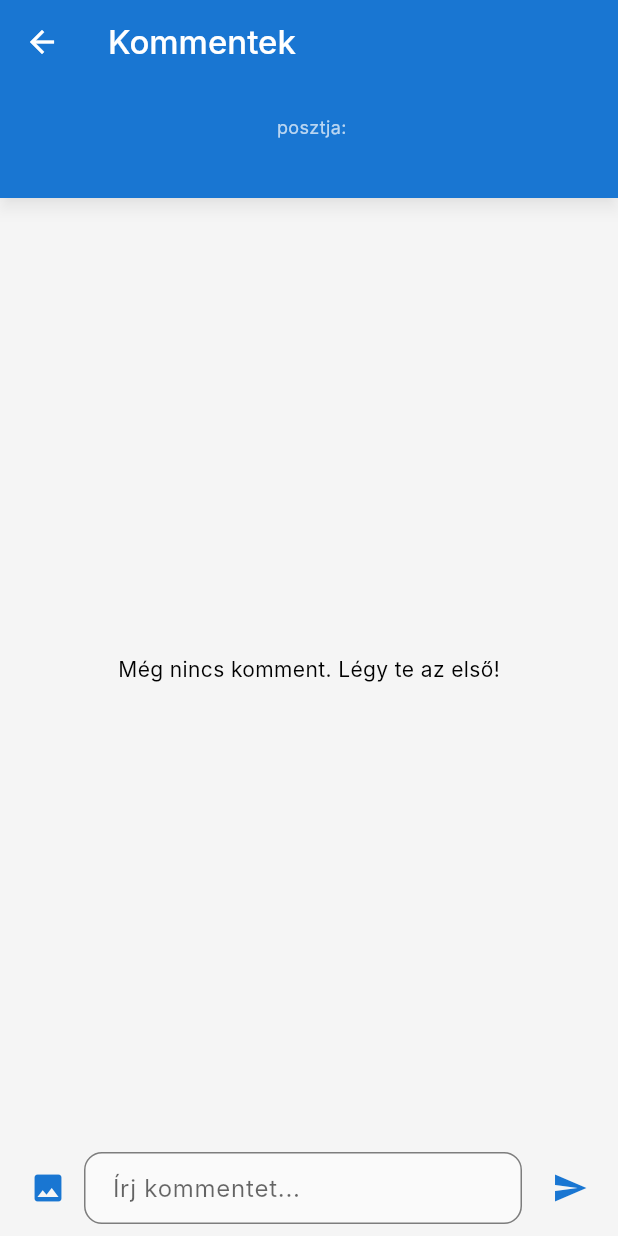
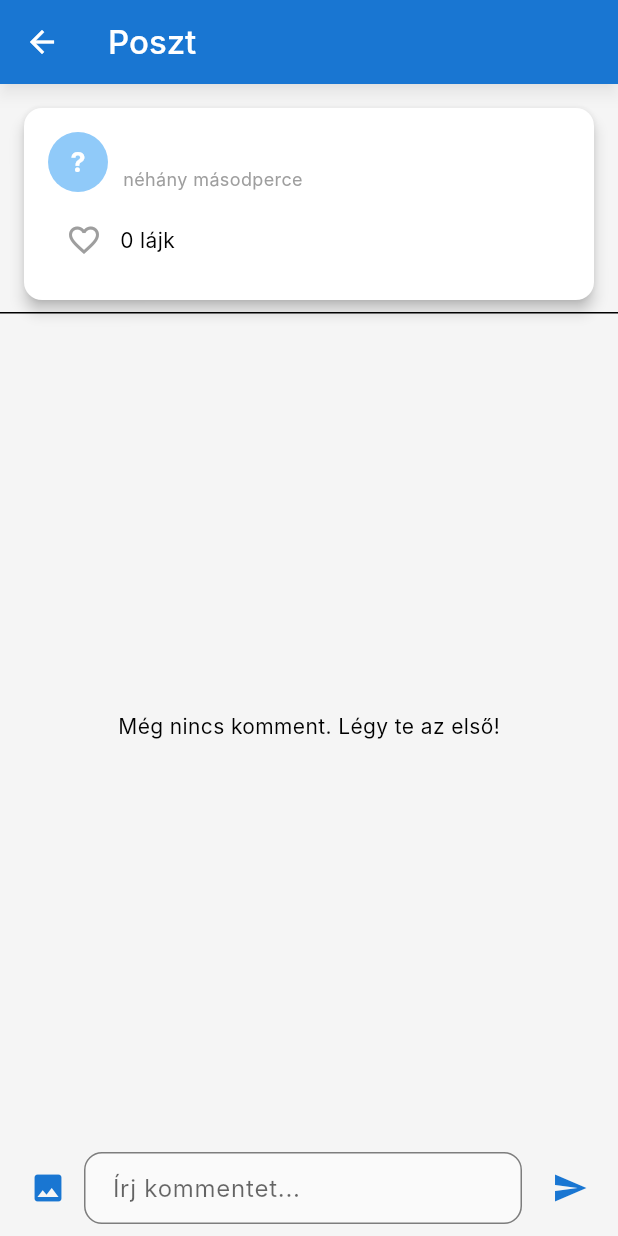
Before and after one commit to gspattila-g/The_Server_App, a Flutter app: the CommentsPage screen opened directly with empty values, on a phone screen of 412 x 824 dp. Run offline on Flutter 3.47's test engine with Material 3 defaults, Android fonts, the phone set to English and light mode, and no system bars; our stand-ins replace cloud_firestore, firebase_auth, firebase_core, firebase_messaging, firebase_storage, image_picker and 1 more; accounts and stored records are empty; Roboto replaces fonts that are missing (Inter).

Commit message:
feat: add notification bell with unread badge and full post view on tap
- NotificationBell widget (StatefulWidget) visible on every AppBar screen
- Real-time unread count badge via Firestore stream, subscription cancelled on dispose
- Tapping a notification marks it as read and navigates to the relevant post/chat
- CommentsPage redesigned: shows full post card (avatar, like button, image) above comments
- Firestore indexes added for notifications (receiverId+timestamp, receiverId+isRead)

Co-Authored-By: Claude Sonnet 4.6 <noreply@anthropic.com>

```diff
--- a/lib/views/chat/chat_list_page.dart
+++ b/lib/views/chat/chat_list_page.dart
@@ -6,6 +6,7 @@ import '../../services/chat_service.dart';
 import '../../services/profile_service.dart';
 import '../../models/user_profile.dart';
 import '../../widgets/profile_avatar.dart';
+import '../../widgets/notification_bell.dart';
 import 'chat_page.dart';
 
 class ChatListPage extends StatefulWidget {
@@ -52,7 +53,7 @@ class _ChatListPageState extends State<ChatListPage> {
     }
 
     return Scaffold(
-      appBar: AppBar(title: const Text('Üzenetek')),
+      appBar: AppBar(title: const Text('Üzenetek'), actions: const [NotificationBell()]),
       body: !_backfillDone
           ? const Center(child: CircularProgressIndicator())
           : Column(
--- a/lib/views/comments/comments_page.dart
+++ b/lib/views/comments/comments_page.dart
@@ -7,12 +7,11 @@ import 'package:firebase_storage/firebase_storage.dart';
 import 'package:image_picker/image_picker.dart';
 
 import '../../models/notification.dart';
+import '../../models/user_profile.dart';
 import '../../services/notification_service.dart';
 import '../../services/profile_service.dart';
+import '../../widgets/profile_avatar.dart';
 
-/// Egy oldal, amely egy adott poszthoz tartozó kommenteket jeleníti meg és kezeli.
-///
-/// Lehetővé teszi a felhasználóknak, hogy kommenteket olvassanak és újakat adjanak hozzá.
 class CommentsPage extends StatefulWidget {
   final String postId;
   final String postMessage;
@@ -49,6 +48,35 @@ class _CommentsPageState extends State<CommentsPage> {
     super.dispose();
   }
 
+  Future<void> _toggleLike(String postId, List<dynamic> currentLikes, String postOwnerId) async {
+    if (_currentUserId == null) return;
+    try {
+      final postRef = _firestore.collection('posts').doc(postId);
+      final alreadyLiked = currentLikes.contains(_currentUserId);
+      if (alreadyLiked) {
+        await postRef.update({'likes': FieldValue.arrayRemove([_currentUserId])});
+      } else {
+        await postRef.update({'likes': FieldValue.arrayUnion([_currentUserId])});
+        if (postOwnerId != _currentUserId) {
+          final senderProfile = await _profileService.getProfile(_currentUserId!);
+          final senderName = senderProfile?.displayName ?? 'Valaki';
+          await _notificationService.addNotification(AppNotification(
+            senderId: _currentUserId!,
+            receiverId: postOwnerId,
+            type: 'like',
+            message: '$senderName lájkolta a posztodat.',
+            eventId: postId,
+            timestamp: Timestamp.now(),
+          ));
+        }
+      }
+    } catch (e) {
+      if (mounted) {
+        ScaffoldMessenger.of(context).showSnackBar(SnackBar(content: Text('Hiba: $e')));
+      }
+    }
+  }
+
   Future<void> _pickImage() async {
     try {
       final XFile? picked = await _picker.pickImage(
@@ -72,10 +100,7 @@ class _CommentsPageState extends State<CommentsPage> {
     final uid = FirebaseAuth.instance.currentUser?.uid;
     if (uid == null) return null;
     final fileName = '${DateTime.now().millisecondsSinceEpoch}_$uid.jpg';
-    final ref = FirebaseStorage.instance
-        .ref()
-        .child('comment_images')
-        .child(fileName);
+    final ref = FirebaseStorage.instance.ref().child('comment_images').child(fileName);
     await ref.putFile(image, SettableMetadata(contentType: 'image/jpeg'));
     return await ref.getDownloadURL();
   }
@@ -121,7 +146,6 @@ class _CommentsPageState extends State<CommentsPage> {
       _commentController.clear();
       setState(() => _selectedImage = null);
 
-      // Értesítés küldése ha nem saját posztjára kommentel
       if (widget.postSenderId != _currentUserId) {
         await _notificationService.addNotification(AppNotification(
           senderId: _currentUserId!,
@@ -143,6 +167,102 @@ class _CommentsPageState extends State<CommentsPage> {
     }
   }
 
+  String _formatTimestamp(Timestamp? timestamp) {
+    if (timestamp == null) return '';
+    final date = timestamp.toDate();
+    final now = DateTime.now();
+    final difference = now.difference(date);
+    if (difference.inSeconds < 60) return 'néhány másodperce';
+    if (difference.inMinutes < 60) return '${difference.inMinutes} perce';
+    if (difference.inHours < 24) return '${difference.inHours} órája';
+    return '${date.year}.${date.month}.${date.day} ${date.hour}:${date.minute.toString().padLeft(2, '0')}';
+  }
+
+  Widget _buildPostCard(Map<String, dynamic> data) {
+    final likes = data['likes'] as List<dynamic>? ?? [];
+    final isLiked = likes.contains(_currentUserId);
+    final imageUrl = data['imageUrl'] as String?;
+    final message = data['message'] as String? ?? widget.postMessage;
+    final senderId = data['senderId'] as String? ?? widget.postSenderId;
+    final senderDisplayName = data['senderDisplayName'] as String? ?? widget.postSenderDisplayName;
+    final timestamp = data['timestamp'] as Timestamp?;
+
+    return Card(
+      margin: const EdgeInsets.fromLTRB(16, 16, 16, 8),
+      elevation: 4,
+      child: Padding(
+        padding: const EdgeInsets.all(16),
+        child: Column(
+          crossAxisAlignment: CrossAxisAlignment.start,
+          children: [
+            FutureBuilder<UserProfile?>(
+              future: _profileService.getProfile(senderId),
+              builder: (context, profileSnap) {
+                final displayName = profileSnap.data?.displayName ?? senderDisplayName;
+                final profileImageUrl = profileSnap.data?.profileImageUrl;
+                return Row(
+                  children: [
+                    ProfileAvatar(
+                      imageUrl: profileImageUrl,
+                      fallbackLetter: displayName,
+                      radius: 20,
+                    ),
+                    const SizedBox(width: 10),
+                    Expanded(
+                      child: Column(
+                        crossAxisAlignment: CrossAxisAlignment.start,
+                        children: [
+                          Text(displayName, style: const TextStyle(fontWeight: FontWeight.bold, fontSize: 16)),
+                          if (timestamp != null)
+                            Text(_formatTimestamp(timestamp), style: const TextStyle(color: Colors.grey, fontSize: 12)),
+                        ],
+                      ),
+                    ),
+                  ],
+                );
+              },
+            ),
+            if (message.isNotEmpty) ...[
+              const SizedBox(height: 12),
+              Text(message, style: const TextStyle(fontSize: 16)),
+            ],
+            if (imageUrl != null && imageUrl.isNotEmpty) ...[
+              const SizedBox(height: 10),
+              ClipRRect(
+                borderRadius: BorderRadius.circular(8),
+                child: Image.network(
+                  imageUrl,
+                  width: double.infinity,
+                  fit: BoxFit.cover,
+                  loadingBuilder: (_, child, progress) => progress == null
+                      ? child
+                      : const SizedBox(height: 180, child: Center(child: CircularProgressIndicator())),
+                  errorBuilder: (_, __, ___) => const SizedBox(
+                    height: 60,
+                    child: Center(child: Icon(Icons.broken_image, color: Colors.grey)),
+                  ),
+                ),
+              ),
+            ],
+            const SizedBox(height: 8),
+            Row(
+              children: [
+                IconButton(
+                  icon: Icon(
+                    isLiked ? Icons.favorite : Icons.favorite_border,
+                    color: isLiked ? Colors.red : Colors.grey,
+                  ),
+                  onPressed: () => _toggleLike(widget.postId, likes, senderId),
+                ),
+                Text('${likes.length} lájk', style: const TextStyle(fontSize: 14)),
+              ],
+            ),
+          ],
+        ),
+      ),
+    );
+  }
+
   Widget _buildCommentItem(Map<String, dynamic> commentData) {
     final String senderDisplayName = commentData['senderDisplayName'] ?? 'Ismeretlen';
     final String commentText = commentData['commentText'] ?? '';
@@ -150,7 +270,7 @@ class _CommentsPageState extends State<CommentsPage> {
     final Timestamp? timestamp = commentData['timestamp'] as Timestamp?;
 
     return Card(
-      margin: const EdgeInsets.symmetric(vertical: 6, horizontal: 10),
+      margin: const EdgeInsets.symmetric(vertical: 6, horizontal: 16),
       elevation: 1,
       child: Padding(
         padding: const EdgeInsets.all(10.0),
@@ -159,15 +279,9 @@ class _CommentsPageState extends State<CommentsPage> {
           children: [
             Row(
               children: [
-                Text(
-                  senderDisplayName,
-                  style: const TextStyle(fontWeight: FontWeight.bold, fontSize: 14),
-                ),
+                Text(senderDisplayName, style: const TextStyle(fontWeight: FontWeight.bold, fontSize: 14)),
                 const SizedBox(width: 8),
-                Text(
-                  _formatTimestamp(timestamp),
-                  style: const TextStyle(color: Colors.grey, fontSize: 10),
-                ),
+                Text(_formatTimestamp(timestamp), style: const TextStyle(color: Colors.grey, fontSize: 10)),
               ],
             ),
             if (commentText.isNotEmpty) ...[
@@ -184,10 +298,7 @@ class _CommentsPageState extends State<CommentsPage> {
                   fit: BoxFit.cover,
                   loadingBuilder: (_, child, progress) => progress == null
                       ? child
-                      : const SizedBox(
-                          height: 120,
-                          child: Center(child: CircularProgressIndicator()),
-                        ),
+                      : const SizedBox(height: 120, child: Center(child: CircularProgressIndicator())),
                   errorBuilder: (_, __, ___) => const SizedBox(
                     height: 60,
                     child: Center(child: Icon(Icons.broken_image, color: Colors.grey)),
@@ -201,90 +312,55 @@ class _CommentsPageState extends State<CommentsPage> {
     );
   }
 
-  /// Időbélyeg formázása olvasható stringgé.
-  String _formatTimestamp(Timestamp? timestamp) {
-    if (timestamp == null) return 'ismeretlen időpont';
-    final date = timestamp.toDate();
-    final now = DateTime.now();
-    final difference = now.difference(date);
-
-    if (difference.inSeconds < 60) return 'néhány másodperce';
-    if (difference.inMinutes < 60) return '${difference.inMinutes} perce';
-    if (difference.inHours < 24) return '${difference.inHours} órája';
-    return '${date.year}.${date.month}.${date.day} ${date.hour}:${date.minute.toString().padLeft(2, '0')}';
-  }
-
   @override
   Widget build(BuildContext context) {
     if (_currentUserId == null) {
-      // Itt a Scaffold nem lehet 'const', mert a benne lévő AppBar sem 'const'.
-      // Ezért eltávolítottuk a 'const' kulcsszót a 'Scaffold' elől.
-      return Scaffold( // <<< EZT MÓDOSÍTOTTAM! ELTÁVOLÍTOTTAM A 'const' KULCSSZÓT A SCAFFOLD ELŐL!
-        appBar: AppBar(title: const Text('Kommentek')), // Az AppBar címe lehet 'const Text'
+      return Scaffold(
+        appBar: AppBar(title: const Text('Poszt')),
         body: const Center(child: Text('Hiba: Nincs bejelentkezett felhasználó.')),
       );
     }
 
     return Scaffold(
-      appBar: AppBar(
-        title: const Text('Kommentek'),
-        bottom: PreferredSize( // A poszt üzenetének megjelenítése az AppBar alatt
-          preferredSize: const Size.fromHeight(kToolbarHeight + 20), // Növelt magasság
-          child: Padding(
-            padding: const EdgeInsets.symmetric(horizontal: 16.0, vertical: 8.0),
-            child: Column(
-              crossAxisAlignment: CrossAxisAlignment.start,
-              children: [
-                Text(
-                  '${widget.postSenderDisplayName} posztja:',
-                  style: const TextStyle(fontSize: 12, color: Colors.white70),
-                ),
-                Text(
-                  widget.postMessage,
-                  maxLines: 2,
-                  overflow: TextOverflow.ellipsis,
-                  style: const TextStyle(
-                    fontSize: 16,
-                    fontWeight: FontWeight.bold,
-                    color: Colors.white,
-                  ),
-                ),
-                const SizedBox(height: 8),
-              ],
-            ),
-          ),
-        ),
-      ),
+      appBar: AppBar(title: const Text('Poszt')),
       body: Column(
         children: [
+          // Post card (real-time: like frissül azonnal)
+          StreamBuilder<DocumentSnapshot>(
+            stream: _firestore.collection('posts').doc(widget.postId).snapshots(),
+            builder: (context, postSnap) {
+              if (!postSnap.hasData || !postSnap.data!.exists) {
+                return const SizedBox(height: 80, child: Center(child: CircularProgressIndicator()));
+              }
+              final data = postSnap.data!.data() as Map<String, dynamic>;
+              return _buildPostCard(data);
+            },
+          ),
+          const Divider(height: 1),
           // Kommentek listája
           Expanded(
             child: StreamBuilder<QuerySnapshot>(
-              // Lekérdezzük az adott poszt kommentjeit, időbélyeg szerint rendezve
               stream: _firestore
                   .collection('posts')
                   .doc(widget.postId)
                   .collection('comments')
-                  .orderBy('timestamp', descending: true) // Legújabb kommentek felül
+                  .orderBy('timestamp', descending: true)
                   .snapshots(),
               builder: (context, snapshot) {
                 if (snapshot.connectionState == ConnectionState.waiting) {
                   return const Center(child: CircularProgressIndicator());
                 }
                 if (snapshot.hasError) {
-                  return Center(child: Text('Hiba a kommentek betöltésekor: ${snapshot.error}'));
+                  return Center(child: Text('Hiba: ${snapshot.error}'));
                 }
                 if (!snapshot.hasData || snapshot.data!.docs.isEmpty) {
                   return const Center(child: Text('Még nincs komment. Légy te az első!'));
                 }
-
-                final comments = snapshot.data!.docs;
-
                 return ListView.builder(
-                  padding: const EdgeInsets.all(16),
-                  itemCount: comments.length,
+                  padding: const EdgeInsets.symmetric(vertical: 8),
+                  itemCount: snapshot.data!.docs.length,
                   itemBuilder: (context, index) {
-                    final commentData = comments[index].data() as Map<String, dynamic>;
+                    final commentData = snapshot.data!.docs[index].data() as Map<String, dynamic>;
                     return _buildCommentItem(commentData);
                   },
                 );
@@ -312,10 +388,7 @@ class _CommentsPageState extends State<CommentsPage> {
                     child: GestureDetector(
                       onTap: () => setState(() => _selectedImage = null),
                       child: Container(
-                        decoration: const BoxDecoration(
-                          color: Colors.black54,
-                          shape: BoxShape.circle,
-                        ),
+                        decoration: const BoxDecoration(color: Colors.black54, shape: BoxShape.circle),
                         padding: const EdgeInsets.all(4),
                         child: const Icon(Icons.close, color: Colors.white, size: 16),
                       ),
@@ -324,7 +397,7 @@ class _CommentsPageState extends State<CommentsPage> {
                 ],
               ),
             ),
-          // Komment beviteli mező és gombok
+          // Komment beviteli mező
           Padding(
             padding: const EdgeInsets.all(8.0),
             child: Row(
@@ -340,20 +413,14 @@ class _CommentsPageState extends State<CommentsPage> {
                     enabled: !_isSending,
                     decoration: InputDecoration(
                       hintText: 'Írj kommentet...',
-                      border: OutlineInputBorder(
-                        borderRadius: BorderRadius.circular(20),
-                      ),
+                      border: OutlineInputBorder(borderRadius: BorderRadius.circular(20)),
                       contentPadding: const EdgeInsets.symmetric(horizontal: 15, vertical: 10),
                     ),
                   ),
                 ),
                 const SizedBox(width: 8),
                 _isSending
-                    ? const SizedBox(
-                        width: 24,
-                        height: 24,
-                        child: CircularProgressIndicator(strokeWidth: 2),
-                      )
+                    ? const SizedBox(width: 24, height: 24, child: CircularProgressIndicator(strokeWidth: 2))
                     : IconButton(
                         onPressed: _addComment,
                         icon: const Icon(Icons.send),
--- a/lib/views/community/community_page.dart
+++ b/lib/views/community/community_page.dart
@@ -4,8 +4,9 @@ import 'package:firebase_auth/firebase_auth.dart';
 
 import '../../models/user_profile.dart';
 import '../../widgets/profile_avatar.dart';
-import '../chat/chat_page.dart'; // ChatPage importálása
-import '../users/user_view_page.dart'; // UserViewPage importálása
+import '../../widgets/notification_bell.dart';
+import '../chat/chat_page.dart';
+import '../users/user_view_page.dart';
 
 /// Egy oldal, amely kezeli a barátsági kéréseket és megjeleníti a barátlistát.
 ///
@@ -62,6 +63,7 @@ class _CommunityPageState extends State<CommunityPage> {
       child: Scaffold(
         appBar: AppBar(
           title: const Text('Barátok'),
+          actions: const [NotificationBell()],
           bottom: TabBar(
             labelColor: Theme.of(context).colorScheme.onPrimary,
             unselectedLabelColor: Theme.of(context).colorScheme.onPrimary.withOpacity(0.7),
--- a/lib/views/games/games_page.dart
+++ b/lib/views/games/games_page.dart
@@ -4,6 +4,7 @@ import 'package:firebase_auth/firebase_auth.dart'; // FirebaseAuth importálása
 
 import '../../models/game.dart';
 import '../../services/game_service.dart';
+import '../../widgets/notification_bell.dart';
 
 /// A Játék Könyvtár oldal widgetje.
 ///
@@ -320,6 +321,7 @@ class _GamesPageState extends State<GamesPage> {
     return Scaffold(
       appBar: AppBar(
         title: const Text('Játék könyvtár'),
+        actions: const [NotificationBell()],
       ),
       body: StreamBuilder<List<Game>>(
         stream: _gameService.getGamesStreamForUser(currentUserId),
--- a/lib/views/home/home_page.dart
+++ b/lib/views/home/home_page.dart
@@ -8,6 +8,7 @@ import '../../widgets/profile_avatar.dart';
 import '../home/new_post_page.dart';
 import '../../services/profile_service.dart';
 import '../../services/notification_service.dart';
+import '../../widgets/notification_bell.dart';
 import '../comments/comments_page.dart';
 
 class HomePage extends StatefulWidget {
@@ -102,6 +103,7 @@ class _HomePageState extends State<HomePage> with SingleTickerProviderStateMixin
       appBar: AppBar(
         title: const Text('Főoldal'),
         actions: [
+          const NotificationBell(),
           IconButton(
             icon: const Icon(Icons.add_box),
             tooltip: 'Új poszt',
--- a/lib/views/profile/profile_page.dart
+++ b/lib/views/profile/profile_page.dart
@@ -6,6 +6,7 @@ import 'package:firebase_auth/firebase_auth.dart';
 import '../settings/settings_page.dart';
 import '../../models/user_profile.dart';
 import '../../services/profile_service.dart';
+import '../../widgets/notification_bell.dart';
 
 class ProfilePage extends StatefulWidget {
   final String email;
@@ -175,6 +176,7 @@ class _ProfilePageState extends State<ProfilePage> {
       appBar: AppBar(
         title: const Text('Profilom'),
         actions: [
+          const NotificationBell(),
           IconButton(
             icon: const Icon(Icons.settings),
             tooltip: 'Beállítások',
--- a/lib/views/settings/settings_page.dart
+++ b/lib/views/settings/settings_page.dart
@@ -1,6 +1,7 @@
 import 'package:flutter/material.dart';
 import 'package:provider/provider.dart';
-import '../../providers/settings_provider.dart'; // <<< JAVÍTVA: Relatív útvonal a providers mappához
+import '../../providers/settings_provider.dart';
+import '../../widgets/notification_bell.dart';
 
 /// A beállítások oldal widgetje.
 ///
@@ -18,6 +19,7 @@ class SettingsPage extends StatelessWidget {
     return Scaffold(
       appBar: AppBar(
         title: const Text('Beállítások'),
+        actions: const [NotificationBell()],
       ),
       body: Padding(
         padding: const EdgeInsets.all(16.0),
```
Also changed, not shown: firestore.indexes.json (+16 -0 lines), lib/services/notification_service.dart (+8 -0 lines), lib/views/notifications/notifications_page.dart (+39 -10 lines), lib/views/users/users_page.dart (+8 -6 lines), lib/widgets/notification_bell.dart (added, +95 -0 lines).
